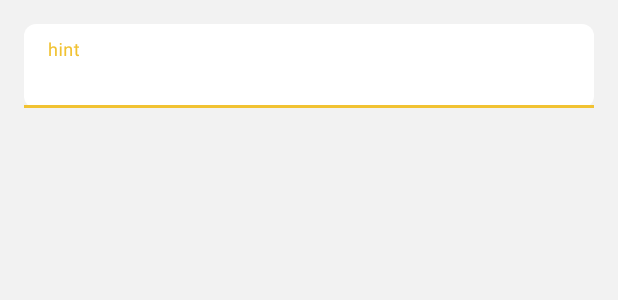
After one commit to PayamDarabi/WMS, an Android app: the layout fragment_receiving_details.xml on its own in the app's theme, with its tools: preview values and no code run, on a phone screen of 412 x 824 dp. The commit adds this screen. Shown: the top 300 px of the screen. Run offline under Robolectric (Android 15) with nearby library versions, the phone set to English and light mode, and no system bars.

Commit message:
feat: add receiptDetails

```diff
--- a/app/src/main/res/layout/fragment_receiving.xml
+++ b/app/src/main/res/layout/fragment_receiving.xml
@@ -6,6 +6,7 @@
     tools:context=".ui.receiving.ReceivingFragment">
 
     <TextView
+        android:id="@+id/toReceiptingDetails"
         android:layout_width="match_parent"
         android:layout_height="match_parent"
         android:text="Hello" />
--- /dev/null
+++ b/app/src/main/res/layout/fragment_receiving_details.xml
@@ -0,0 +1,31 @@
+<?xml version="1.0" encoding="utf-8"?>
+<androidx.constraintlayout.widget.ConstraintLayout xmlns:android="http://schemas.android.com/apk/res/android"
+    xmlns:app="http://schemas.android.com/apk/res-auto"
+    xmlns:tools="http://schemas.android.com/tools"
+    android:layout_width="match_parent"
+    android:layout_height="match_parent"
+    android:background="?colorBackground"
+    tools:context=".ui.receivingDetails.ReceivingDetailsFragment"
+   >
+
+    <com.google.android.material.textfield.TextInputLayout
+        android:layout_width="match_parent"
+        android:layout_height="wrap_content"
+        android:layout_margin="16dp"
+        app:boxCornerRadiusBottomEnd="8dp"
+        app:boxCornerRadiusBottomStart="8dp"
+        app:boxCornerRadiusTopEnd="8dp"
+        app:boxCornerRadiusTopStart="8dp"
+        app:boxBackgroundColor="?colorSurface"
+        app:boxStrokeWidth="0dp"
+        app:layout_constraintEnd_toEndOf="parent"
+        app:layout_constraintTop_toTopOf="parent">
+
+        <com.google.android.material.textfield.TextInputEditText
+            android:layout_width="match_parent"
+            android:layout_height="match_parent"
+
+            android:hint="hint" />
+
+    </com.google.android.material.textfield.TextInputLayout>
+</androidx.constraintlayout.widget.ConstraintLayout>
--- a/app/src/main/res/navigation/mobile_navigation.xml
+++ b/app/src/main/res/navigation/mobile_navigation.xml
@@ -18,4 +18,9 @@
         android:label="@string/receiving"
         tools:layout="@layout/fragment_receiving" />
 
+    <fragment
+        android:id="@+id/nav_receiving_details"
+        android:name="com.wms.wms.ui.receivingDetails.ReceivingDetailsFragment"
+        android:label="ReceivingDetails" />
+
 </navigation>
--- a/app/src/main/res/values-night/themes.xml
+++ b/app/src/main/res/values-night/themes.xml
@@ -1,6 +1,12 @@
-<resources xmlns:tools="http://schemas.android.com/tools">
+<resources>
     <!-- Base application theme. -->
     <style name="Theme.WMS" parent="Theme.MaterialComponents.DayNight.DarkActionBar">
+        <item name="colorBackground">#676666</item>
+        <item name="colorOnBackground">#f2f2f2</item>
+
+        <item name="colorSurface">@color/gray_700</item>
+        <item name="colorOnSurface">@color/white</item>
+
         <!-- Primary brand color. -->
         <item name="colorPrimary">@color/yellow_200</item>
         <item name="colorPrimaryVariant">@color/yellow_700</item>
--- a/app/src/main/res/values/themes.xml
+++ b/app/src/main/res/values/themes.xml
@@ -3,6 +3,10 @@
     <style name="Theme.WMS" parent="Theme.MaterialComponents.Light.DarkActionBar">
         <item name="colorBackground">#f2f2f2</item>
         <item name="colorOnBackground">#676666</item>
+
+        <item name="colorSurface">@color/white</item>
+        <item name="colorOnSurface">@color/gray_700</item>
+
         <!-- Primary brand color. -->
         <item name="colorPrimary">@color/yellow_500</item>
         <item name="colorPrimaryVariant">@color/yellow_700</item>
```
Also changed, not shown: app/src/main/AndroidManifest.xml (+11 -2 lines), app/src/main/java/com/wms/wms/ui/home/HomeFragment.kt (+2 -11 lines), app/src/main/java/com/wms/wms/ui/receiving/ReceivingFragment.kt (+10 -4 lines), app/src/main/java/com/wms/wms/ui/receivingDetails/ReceivingDetailsFragment.kt (added, +43 -0 lines), app/src/main/res/values/strings.xml (+9 -0 lines). Lines whose indentation alone changed are shown as unchanged.
